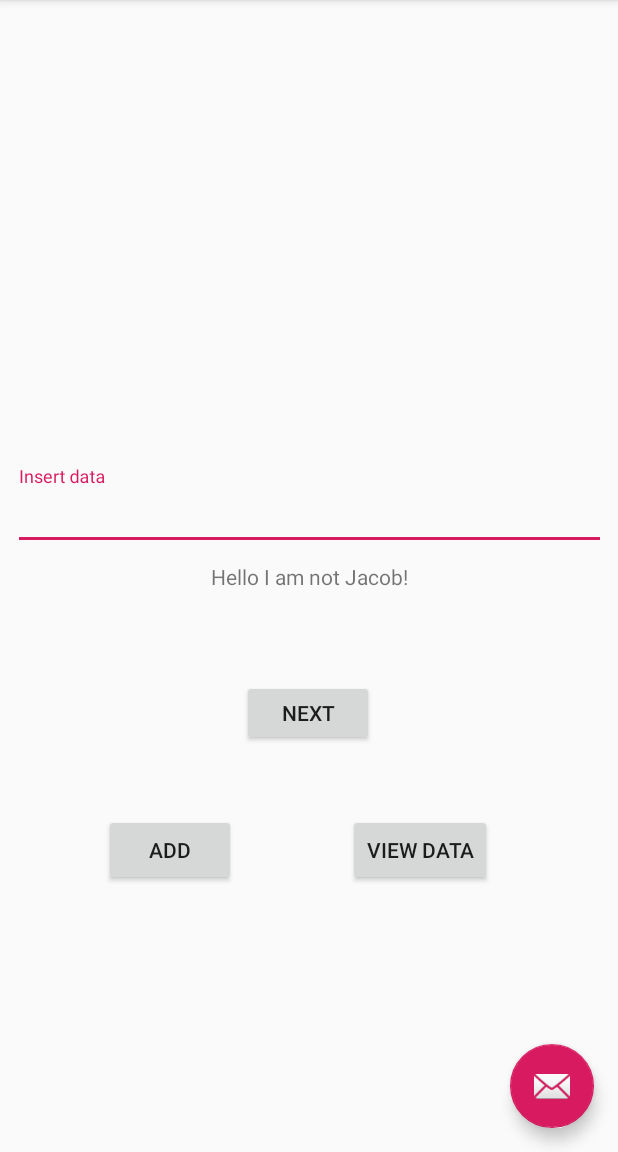
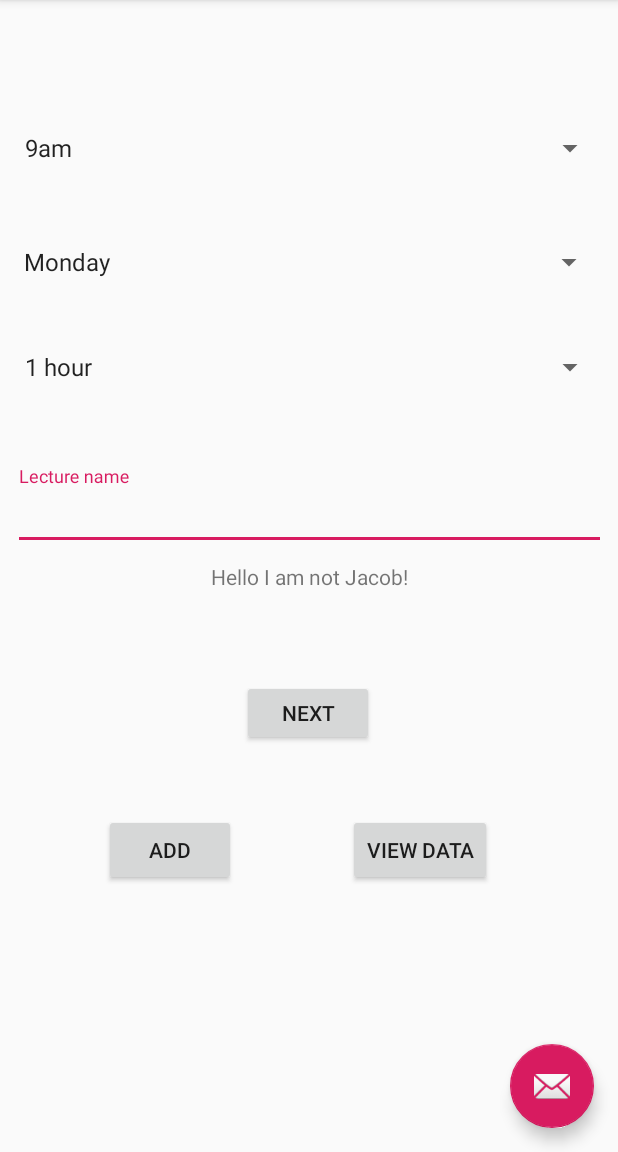
Before and after one commit to samken600/lecturesignin2, an Android app: the screen it shows after launch (MainActivity), on a phone screen of 412 x 824 dp, the part 84-1236 px from its top. Run offline under Robolectric (Android 15) with nearby library versions, the phone set to English and light mode, and no system bars.

Commit message:
Our local db works

```diff
--- a/app/src/main/java/com/example/lecture_sign_in_2/DatabaseHelper.java
+++ b/app/src/main/java/com/example/lecture_sign_in_2/DatabaseHelper.java
@@ -12,14 +12,17 @@ public class DatabaseHelper extends SQLiteOpenHelper {
     private static final String TAG = "DatabaseHelper";
     private static final String TABLE_NAME = "people_table";
     private static final String COL0 = "ID";
-    private static final String COL1 = "name";
+    private static final String COL1 = "name"; //lecture name
+    private static final String COL2 = "time";  //9am to 6pm
+    private static final String COL3 = "date";   //day of the week
+    private static final String COL4 = "duration";  //length of lecture
 
     public DatabaseHelper(Context context){
-        super(context, TABLE_NAME, null, 1);
+        super(context, TABLE_NAME, null, 2);
     }
     @Override
     public void onCreate(SQLiteDatabase db) {
-        String createTable = "CREATE TABLE " + TABLE_NAME + " (ID INTEGER PRIMARY KEY AUTOINCREMENT, " + COL1 + " TEXT)";
+        String createTable = "CREATE TABLE " + TABLE_NAME + " (ID INTEGER PRIMARY KEY AUTOINCREMENT, " + COL1 + " TEXT," + COL2 + " TEXT," + COL3 + " TEXT," + COL4 + " TEXT)";
         db.execSQL(createTable);
     }
 
@@ -29,12 +32,16 @@ public class DatabaseHelper extends SQLiteOpenHelper {
         onCreate(db);
     }
 
-    public boolean addData(String item){
+    public boolean addData(String name, String time, String date, String duration){
         SQLiteDatabase db = this.getWritableDatabase();
         ContentValues contentValues = new ContentValues();
-        contentValues.put(COL1, item);
 
-        Log.d(TAG, "addData: Adding " + item + " to " + TABLE_NAME);
+        contentValues.put(COL1, name);
+        contentValues.put(COL2, time);
+        contentValues.put(COL3, date);
+        contentValues.put(COL4, duration);
+
+        Log.d(TAG, "addData: Adding " + name + " to " + TABLE_NAME);
 
         long result = db.insert(TABLE_NAME, null, contentValues);
         if(result == -1) {
@@ -43,6 +50,8 @@ public class DatabaseHelper extends SQLiteOpenHelper {
             return true;
         }
     }
+
+
 
     public Cursor getData(){
         SQLiteDatabase db = this.getWritableDatabase();
--- a/app/src/main/java/com/example/lecture_sign_in_2/ListDataActivity.java
+++ b/app/src/main/java/com/example/lecture_sign_in_2/ListDataActivity.java
@@ -35,10 +35,14 @@ public class ListDataActivity extends AppCompatActivity {
         Log.d(TAG, "populateListView: Displaying data in the ListView.");
         Cursor data = mDatabaseHelper.getData();
         ArrayList<String> listData = new ArrayList<>();
+
         while (data.moveToNext()) {
 
-            listData.add(data.getString(1));
+           listData.add(data.getString(1) + data.getString(2) + data.getString(3) + data.getString(4));
+
+
         }
+
 
         ListAdapter adapter = new ArrayAdapter<>(this, android.R.layout.simple_list_item_1, listData);
         mListView.setAdapter(adapter);
--- a/app/src/main/java/com/example/lecture_sign_in_2/MainActivity.java
+++ b/app/src/main/java/com/example/lecture_sign_in_2/MainActivity.java
@@ -12,6 +12,7 @@ import android.view.View;
 import android.view.View.OnClickListener;
 import android.widget.Button;
 import android.widget.EditText;
+import android.widget.Spinner;
 import android.widget.Toast;
 
 public class MainActivity extends AppCompatActivity {
@@ -21,12 +22,19 @@ public class MainActivity extends AppCompatActivity {
     private Button btnAdd;
     private Button btnViewData;
     private EditText editText;
+    private Spinner spiDur;
+    private Spinner spiDate;
+    private Spinner spiTime;
+
     @Override
     protected void onCreate(Bundle savedInstanceState) {
         super.onCreate(savedInstanceState);
         setContentView(R.layout.activity_main);
 
         editText = (EditText) findViewById(R.id.editText);
+        spiDate = (Spinner) findViewById(R.id.spiDate);
+        spiDur = (Spinner) findViewById(R.id.spiDur);
+        spiTime = (Spinner) findViewById(R.id.spiTime);
         btnAdd = (Button) findViewById(R.id.btnAdd);
         btnViewData = (Button) findViewById(R.id.btnView);
         mDatabaseHelper = new DatabaseHelper(this);
@@ -44,16 +52,23 @@ public class MainActivity extends AppCompatActivity {
 
         Button button = (Button) findViewById(R.id.button);
 
+        //taking in values
         btnAdd.setOnClickListener(new OnClickListener(){
             @Override
             public void onClick(View v){
-                String newEntry = editText.getText().toString();
+                String newEntry1 = editText.getText().toString();
+                String newEntry2 = spiTime.getSelectedItem().toString();
+                String newEntry3 = spiDate.getSelectedItem().toString();
+                String newEntry4 = spiDur.getSelectedItem().toString();
+
                 if (editText.length() !=0){
-                    AddData(newEntry);
+                    AddData(newEntry1, newEntry2, newEntry3, newEntry4);
                     editText.setText("");
                 } else {
                     toastMessage("You must put something in the text field!");
                 }
+
+
             }
         });
 
@@ -80,8 +95,8 @@ public class MainActivity extends AppCompatActivity {
         });
     }
 
-    public void AddData(String newEntry){
-        boolean insertData = mDatabaseHelper.addData(newEntry);
+    public void AddData(String newEntry1, String newEntry2, String newEntry3, String newEntry4){
+        boolean insertData = mDatabaseHelper.addData(newEntry1, newEntry2, newEntry3, newEntry4);
 
         if(insertData){
             toastMessage("Data Successfully Inserted!");
--- a/app/src/main/res/layout/content_main.xml
+++ b/app/src/main/res/layout/content_main.xml
@@ -35,6 +35,7 @@
         app:layout_constraintVertical_bias="0.212" />
 
     <android.support.design.widget.TextInputLayout
+        android:id="@+id/textInputLayout"
         android:layout_width="395dp"
         android:layout_height="wrap_content"
         android:layout_marginStart="8dp"
@@ -78,4 +79,61 @@
         app:layout_constraintEnd_toEndOf="parent"
         app:layout_constraintTop_toBottomOf="@+id/button" />
 
+    <android.support.design.widget.TextInputLayout
+        android:id="@+id/textInputLayout2"
+        android:layout_width="395dp"
+        android:layout_height="wrap_content"
+        android:layout_marginStart="8dp"
+        android:layout_marginEnd="8dp"
+        android:layout_marginBottom="8dp"
+        app:layout_constraintBottom_toTopOf="@+id/textInputLayout"
+        app:layout_constraintEnd_toEndOf="parent"
+        app:layout_constraintStart_toStartOf="parent"/>
+
+    <Spinner
+        android:id="@+id/spiDate"
+        android:layout_width="395dp"
+        android:layout_height="wrap_content"
+        android:layout_marginStart="8dp"
+        android:layout_marginEnd="8dp"
+        android:layout_marginBottom="116dp"
+        android:spinnerMode="dropdown"
+        android:entries="@array/spiDate_arrays"
+        android:prompt = "@string/spiDate_prompt"
+        app:layout_constraintBottom_toTopOf="@+id/textInputLayout2"
+        app:layout_constraintEnd_toEndOf="parent"
+        app:layout_constraintHorizontal_bias="0.0"
+        app:layout_constraintStart_toStartOf="parent" />
+
+    <Spinner
+        android:id="@+id/spiTime"
+        android:layout_width="395dp"
+        android:layout_height="wrap_content"
+        android:layout_marginStart="8dp"
+        android:layout_marginEnd="8dp"
+        android:layout_marginBottom="52dp"
+        android:entries="@array/spiTime_arrays"
+        android:prompt = "@string/spiTime_prompt"
+        android:spinnerMode="dropdown"
+        app:layout_constraintBottom_toTopOf="@+id/spiDate"
+        app:layout_constraintEnd_toEndOf="parent"
+        app:layout_constraintHorizontal_bias="1.0"
+        app:layout_constraintStart_toStartOf="parent" />
+
+    <Spinner
+        android:id="@+id/spiDur"
+        android:layout_width="395dp"
+        android:layout_height="wrap_content"
+        android:layout_marginStart="8dp"
+        android:layout_marginTop="8dp"
+        android:layout_marginEnd="8dp"
+        android:layout_marginBottom="8dp"
+        android:entries="@array/spiDur_arrays"
+        android:prompt = "@string/spiDur_prompt"
+        android:spinnerMode="dropdown"
+        app:layout_constraintBottom_toBottomOf="@+id/textInputLayout2"
+        app:layout_constraintEnd_toEndOf="parent"
+        app:layout_constraintStart_toStartOf="parent"
+        app:layout_constraintTop_toBottomOf="@+id/spiDate" />
+
 </android.support.constraint.ConstraintLayout>
--- a/app/src/main/res/layout/list_layout.xml
+++ b/app/src/main/res/layout/list_layout.xml
@@ -8,4 +8,8 @@
         android:layout_width="match_parent"
         android:layout_height="match_parent"
         android:id="@+id/listView"/>
+
+
+
+
 </LinearLayout>
--- /dev/null
+++ b/app/src/main/res/layout/simple_tablelayout.xml
@@ -0,0 +1,7 @@
+<?xml version="1.0" encoding="utf-8"?>
+<android.support.constraint.ConstraintLayout
+    xmlns:android="http://schemas.android.com/apk/res/android"
+    android:layout_width="match_parent"
+    android:layout_height="match_parent">
+
+</android.support.constraint.ConstraintLayout>
--- a/app/src/main/res/values/strings.xml
+++ b/app/src/main/res/values/strings.xml
@@ -4,7 +4,39 @@
     <string name="title_activity_page2">page2</string>
     <string name="hello_i_am_not_jacob">Hello I am not Jacob!</string>
     <string name="button">Next</string>
-    <string name="insert_data">Insert data</string>
+    <string name="insert_data">Lecture name</string>
     <string name="add">Add</string>
     <string name="view_data">View data</string>
+    <string name="hint"></string>
+
+    <string name="spiDur_prompt">What is the duration of the lecture/lab?</string>
+    <string name="spiDate_prompt">What day is the lecture/lab on?</string>
+    <string name="spiTime_prompt">What time is the lecture/lab at?</string>
+
+    <string-array name="spiDur_arrays">
+        <item>1 hour</item>
+        <item>2 hour</item>
+        <item>3 hour</item>
+    </string-array>
+
+    <string-array name="spiDate_arrays">
+        <item>Monday</item>
+        <item>Tuesday</item>
+        <item>Wednesday</item>
+        <item>Thursday</item>
+        <item>Friday</item>
+    </string-array>
+
+    <string-array name="spiTime_arrays">
+        <item>9am</item>
+        <item>10am</item>
+        <item>11am</item>
+        <item>12pm</item>
+        <item>1pm</item>
+        <item>2pm</item>
+        <item>3pm</item>
+        <item>4pm</item>
+        <item>5pm</item>
+        <item>6pm</item>
+    </string-array>
 </resources>
```
